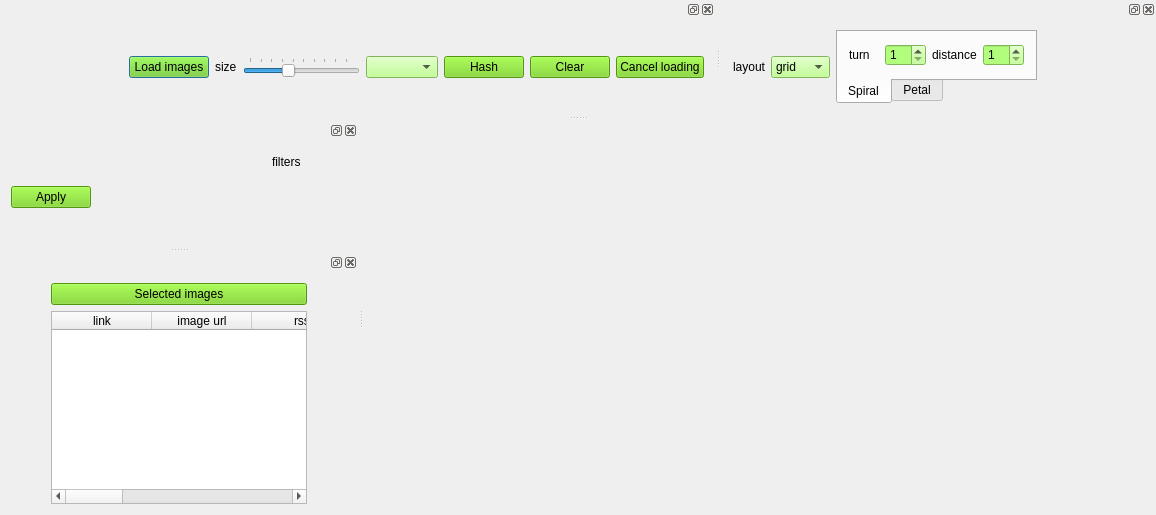
The window that ui/MainWindow.ui (czimbortibor/Large-annotated-image-collection-management) describes before a commit, drawn with Qt 5.
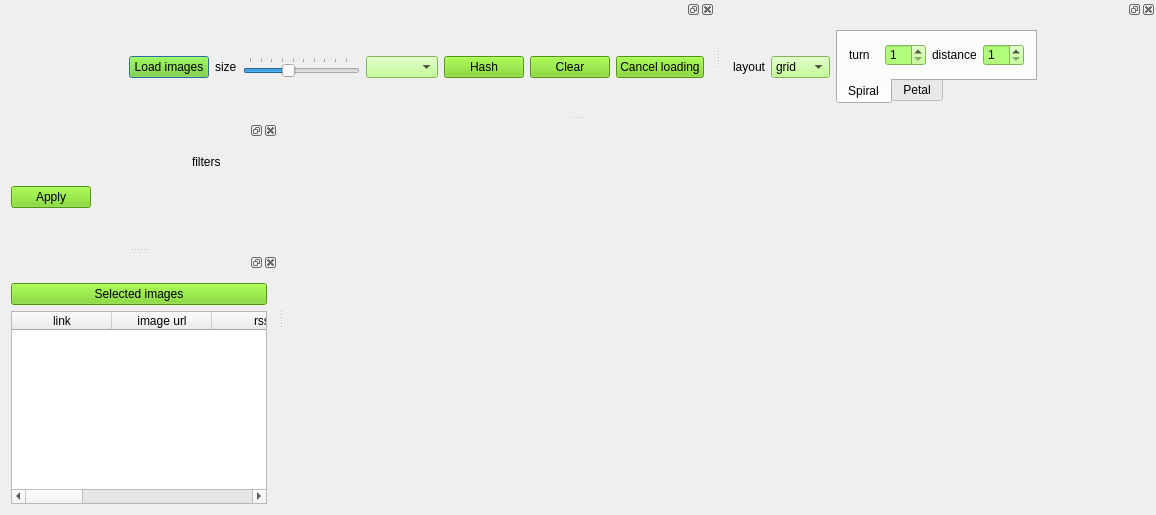
The same window after the commit. Icons and pictures are not drawn.

Commit message: metadata display of the selected images

```diff
--- a/ui/MainWindow.ui
+++ b/ui/MainWindow.ui
@@ -490,49 +490,7 @@
    </attribute>
    <widget class="QWidget" name="dockWidgetContents">
     <layout class="QGridLayout" name="gridLayout">
-     <item row="0" column="0">
-      <spacer name="horizontalSpacer_4">
-       <property name="orientation">
-        <enum>Qt::Horizontal</enum>
-       </property>
-       <property name="sizeHint" stdset="0">
-        <size>
-         <width>40</width>
-         <height>20</height>
-        </size>
-       </property>
-      </spacer>
-     </item>
-     <item row="0" column="1">
-      <widget class="QPushButton" name="btn_selectedImages">
-       <property name="sizePolicy">
-        <sizepolicy hsizetype="Preferred" vsizetype="Fixed">
-         <horstretch>0</horstretch>
-         <verstretch>0</verstretch>
-        </sizepolicy>
-       </property>
-       <property name="styleSheet">
-        <string notr="true">background-color: rgb(115, 210, 22);</string>
-       </property>
-       <property name="text">
-        <string>Selected images</string>
-       </property>
-      </widget>
-     </item>
-     <item row="0" column="2">
-      <spacer name="horizontalSpacer_2">
-       <property name="orientation">
-        <enum>Qt::Horizontal</enum>
-       </property>
-       <property name="sizeHint" stdset="0">
-        <size>
-         <width>40</width>
-         <height>20</height>
-        </size>
-       </property>
-      </spacer>
-     </item>
-     <item row="1" column="1">
+     <item row="1" column="0">
       <widget class="QTableWidget" name="tableWidget_metadata">
        <property name="enabled">
         <bool>true</bool>
@@ -571,16 +529,16 @@
          <string>title</string>
         </property>
        </column>
-       <column>
-        <property name="text">
-         <string>published</string>
-        </property>
-       </column>
        <column>
         <property name="text">
          <string>summary</string>
         </property>
        </column>
+       <column>
+        <property name="text">
+         <string>published</string>
+        </property>
+       </column>
        <column>
         <property name="text">
          <string>image path</string>
@@ -588,6 +546,22 @@
        </column>
       </widget>
      </item>
+     <item row="0" column="0">
+      <widget class="QPushButton" name="btn_selectedImages">
+       <property name="sizePolicy">
+        <sizepolicy hsizetype="Preferred" vsizetype="Fixed">
+         <horstretch>0</horstretch>
+         <verstretch>0</verstretch>
+        </sizepolicy>
+       </property>
+       <property name="styleSheet">
+        <string notr="true">background-color: rgb(115, 210, 22);</string>
+       </property>
+       <property name="text">
+        <string>Selected images</string>
+       </property>
+      </widget>
+     </item>
     </layout>
    </widget>
   </widget>
```
The commit also changes 8 other files.
